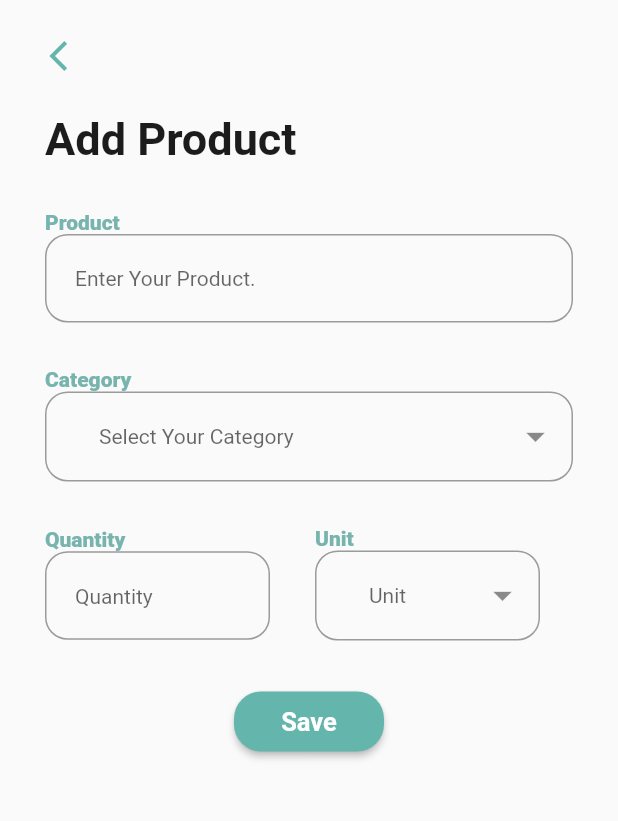
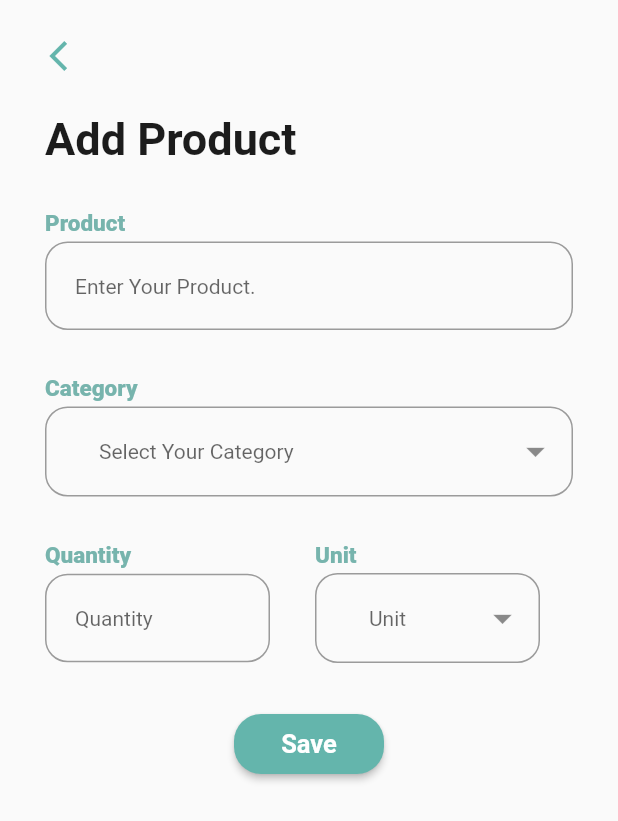
Before and after one commit to Gift-Phutatham/fridgey, a Flutter app: the DataEntry screen opened directly, on a phone screen of 412 x 824 dp. Shown: the top 821 px of the screen. Run offline on Flutter 3.47's test engine with Material 2 defaults, Android fonts, the phone set to English and light mode, and no system bars; our stand-ins replace dropdown_button2, sqflite; accounts and stored records are empty.

Commit message:
prettify data entry

```diff
--- a/lib/components/data_entry.dart
+++ b/lib/components/data_entry.dart
@@ -71,7 +71,7 @@ class _DataEntryState extends State<DataEntry> {
                 'Category',
                 'Select Your Category',
               ),
-              getHeightSizedBox(),
+              const SizedBox(height: 30),
               Row(
                 children: [
                   getQuantityTextFormField(
@@ -80,14 +80,14 @@ class _DataEntryState extends State<DataEntry> {
                     TextInputType.number,
                     'Quantity',
                   ),
-                  getWeightSizedBox(),
+                  const SizedBox(width: 30),
                   getUnitDropdownFormField(
                     'Unit',
                     'Unit',
                   ),
                 ],
               ),
-              getHeightSizedBox(),
+              const SizedBox(height: 30),
               Center(
                 child: ElevatedButton(
                   child: const Text(
@@ -121,18 +121,11 @@ class _DataEntryState extends State<DataEntry> {
     );
   }
 
-  Widget getHeightSizedBox() {
-    return const SizedBox(height: 30);
-  }
-
-  Widget getWeightSizedBox() {
-    return const SizedBox(width: 30);
-  }
-
   Widget getText(String text) {
     return Text(
       text,
       style: const TextStyle(
+        fontSize: 15,
         fontWeight: FontWeight.w900,
         color: kTextColor1,
       ),
@@ -167,8 +160,9 @@ class _DataEntryState extends State<DataEntry> {
     return Column(
       crossAxisAlignment: CrossAxisAlignment.start,
       children: [
-        getHeightSizedBox(),
+        const SizedBox(height: 30),
         getText(text),
+        const SizedBox(height: 3),
         getTextFormField(controller, textInputType, hintText),
       ],
     );
@@ -178,8 +172,9 @@ class _DataEntryState extends State<DataEntry> {
     return Column(
       crossAxisAlignment: CrossAxisAlignment.start,
       children: [
-        getHeightSizedBox(),
+        const SizedBox(height: 30),
         getText(text),
+        const SizedBox(height: 3),
         DropdownButtonFormField2(
           decoration: InputDecoration(
             isDense: true,
@@ -235,6 +230,7 @@ class _DataEntryState extends State<DataEntry> {
       crossAxisAlignment: CrossAxisAlignment.start,
       children: [
         getText(text),
+        const SizedBox(height: 3),
         SizedBox(
           width: 150,
           child: getTextFormField(controller, textInputType, hintText),
@@ -248,6 +244,7 @@ class _DataEntryState extends State<DataEntry> {
       crossAxisAlignment: CrossAxisAlignment.start,
       children: [
         getText(text),
+        const SizedBox(height: 3),
         SizedBox(
           width: 150,
           child: DropdownButtonFormField2(
```
